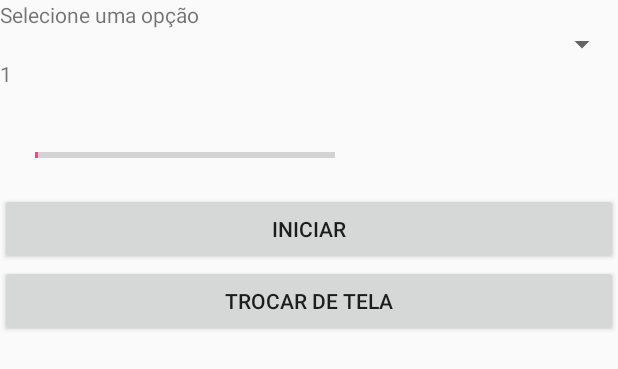
After one commit to paulo9mv/LayoutBars, an Android app: the layout activity_4.xml on its own in the app's theme, with its tools: preview values and no code run, on a phone screen of 412 x 824 dp. The commit adds this screen. Shown: the top 369 px of the screen. Run offline under Robolectric (Android 15) with nearby library versions, the phone set to English and light mode, and no system bars.

Commit message:
ImageView, Spinner and ProgressBar OK

```diff
--- /dev/null
+++ b/app/src/main/java/com/example/paulovitor/layoutbars/Activity4.java
@@ -0,0 +1,103 @@
+package com.example.paulovitor.layoutbars;
+
+import android.content.Context;
+import android.content.Intent;
+import android.os.Handler;
+import android.support.v7.app.AppCompatActivity;
+import android.os.Bundle;
+import android.view.View;
+import android.widget.AdapterView;
+import android.widget.ArrayAdapter;
+import android.widget.Button;
+import android.widget.ImageView;
+import android.widget.ProgressBar;
+import android.widget.Spinner;
+import android.widget.TextView;
+
+public class Activity4 extends AppCompatActivity {
+
+    private int[] imagens = {R.drawable.planeta_01_mercurio, R.drawable.planeta_02_venus, R.drawable.planeta_03_terra, R.drawable.planeta_04_marte,
+    R.drawable.planeta_05_jupiter, R.drawable.planeta_06_saturno, R.drawable.planeta_07_urano, R.drawable.planeta_08_neptuno, R.drawable.planeta_09_plutao};
+
+    private String[] planetas = new String[] {"Mercúrio", "Vênus", "Terra", "Marte", "Júpiter", "Saturno", "Urano", "Netuno", "Plutão"};
+    private ProgressBar progressBar;
+    private int progressStatus = 0;
+    private TextView textView;
+    private Handler handler = new Handler();
+
+    @Override
+    protected void onCreate(Bundle savedInstanceState) {
+        super.onCreate(savedInstanceState);
+        setContentView(R.layout.activity_4);
+
+        final ImageView imageView = (ImageView) findViewById(R.id.img);
+        final Spinner combo = (Spinner) findViewById(R.id.spinnerid);
+        ArrayAdapter<String> adapter = new ArrayAdapter<String>(this, android.R.layout.simple_spinner_item, planetas);
+        adapter.setDropDownViewResource(android.R.layout.simple_spinner_dropdown_item);
+        combo.setAdapter(adapter);
+
+        combo.setOnItemSelectedListener(new AdapterView.OnItemSelectedListener() {
+            @Override
+            public void onItemSelected(AdapterView<?> parent, View view, int position, long id) {
+                imageView.setImageResource(imagens[position]);
+
+
+
+            }
+
+            @Override
+            public void onNothingSelected(AdapterView<?> parent) {
+
+            }
+        });
+
+         progressBar = (ProgressBar) findViewById(R.id.progressBar);
+         textView = (TextView) findViewById(R.id.idTexto);
+        Button b = (Button) findViewById(R.id.startProgress);
+
+        b.setOnClickListener(new View.OnClickListener() {
+            @Override
+            public void onClick(View v) {
+                progressStatus = 0;
+                new Thread(new Runnable() {
+                    @Override
+                    public void run() {
+                        while (progressStatus < 100) {
+                            progressStatus += 1;
+                            // Update the progress bar and display the
+                            //current value in the text view
+                            handler.post(new Runnable() {
+                                public void run() {
+                                    progressBar.setProgress(progressStatus);
+                                    textView.setText(progressStatus+"/"+progressBar.getMax());
+                                }
+                            });
+                            try {
+                                // Sleep for 200 milliseconds.
+                                Thread.sleep(200);
+                            } catch (InterruptedException e) {
+                                e.printStackTrace();
+                            }
+                        }
+
+                    }
+                }).start();
+            }
+        });
+
+        Button button = (Button) findViewById(R.id.switchScreen4);
+        button.setOnClickListener(new View.OnClickListener() {
+            @Override
+            public void onClick(View v) {
+                Intent intent = new Intent(getContext(), Activity5.class);
+                startActivity(intent);
+            }
+        });
+
+    }
+
+    public Context getContext(){
+        return this;
+    }
+
+}
--- a/app/src/main/java/com/example/paulovitor/layoutbars/MainActivity.java
+++ b/app/src/main/java/com/example/paulovitor/layoutbars/MainActivity.java
@@ -37,7 +37,6 @@ public class MainActivity extends DebugActivity {
         actionBar.addTab(actionBar.newTab().setText("Tab 3").setTabListener(new MyTabListener(this, 3)));
 
         Button button = (Button) findViewById(R.id.switchScreen);
-        button.setVisibility(1);
         button.setOnClickListener(new View.OnClickListener() {
             @Override
             public void onClick(View v) {
--- /dev/null
+++ b/app/src/main/res/drawable/seletores.xml
@@ -0,0 +1,5 @@
+<?xml version="1.0" encoding="utf-8"?>
+<selector xmlns:android="http://schemas.android.com/apk/res/android">
+<item android:state_pressed="true" android:drawable="@drawable/feliz"/>
+    <item android:state_pressed="false" android:drawable="@drawable/triste"/>
+</selector>
--- /dev/null
+++ b/app/src/main/res/layout/activity_4.xml
@@ -0,0 +1,57 @@
+<?xml version="1.0" encoding="utf-8"?>
+<LinearLayout xmlns:android="http://schemas.android.com/apk/res/android"
+    xmlns:app="http://schemas.android.com/apk/res-auto"
+    xmlns:tools="http://schemas.android.com/tools"
+    android:layout_width="match_parent"
+    android:layout_height="match_parent"
+    android:orientation="vertical"
+    tools:context=".Activity4">
+
+    <TextView
+        android:layout_width="match_parent"
+        android:layout_height="wrap_content"
+        android:text="Selecione uma opção"/>
+    <Spinner
+        android:id="@+id/spinnerid"
+        android:layout_width="match_parent"
+        android:layout_height="20dp"
+        android:drawSelectorOnTop="true"
+        android:prompt="@string/password"/>
+    <ImageView
+        android:layout_width="match_parent"
+        android:layout_height="wrap_content"
+        android:id="@+id/img"/>
+
+    <TextView
+        android:layout_width="match_parent"
+        android:layout_height="wrap_content"
+        android:id="@+id/idTexto"
+        android:text="1"/>
+
+    <ProgressBar
+        android:id="@+id/progressBar"
+        style="?android:attr/progressBarStyleHorizontal"
+        android:layout_width="wrap_content"
+        android:layout_height="wrap_content"
+        android:layout_alignParentLeft="true"
+        android:layout_alignParentTop="true"
+        android:layout_marginLeft="23dp"
+        android:layout_marginTop="20dp"
+        android:indeterminate="false"
+        android:max="100"
+        android:minHeight="50dp"
+        android:minWidth="200dp"
+        android:progress="1" />
+
+    <Button
+        android:layout_width="match_parent"
+        android:layout_height="wrap_content"
+        android:text="Iniciar"
+        android:id="@+id/startProgress"/>
+    <Button
+        android:layout_width="match_parent"
+        android:layout_height="wrap_content"
+        android:text="Trocar de tela"
+        android:id="@+id/switchScreen4"/>
+
+</LinearLayout>
--- a/app/src/main/res/layout/activity_main.xml
+++ b/app/src/main/res/layout/activity_main.xml
@@ -59,4 +59,6 @@
         android:id="@+id/switchScreen"
         />
 
+
+
 </LinearLayout>
```
Also changed, not shown: app/src/main/AndroidManifest.xml (+8 -2 lines), app/src/main/java/com/example/paulovitor/layoutbars/Activity3.java (added, +36 -0 lines), app/src/main/java/com/example/paulovitor/layoutbars/Activity5.java (added, +13 -0 lines), app/src/main/java/com/example/paulovitor/layoutbars/AutoCompleteExample.java (+19 -0 lines), app/src/main/res/layout/activity_3.xml (added, +48 -0 lines), app/src/main/res/layout/activity_5.xml (added, +9 -0 lines), app/src/main/res/layout/auto_complete_activity.xml (+20 -1 lines).
